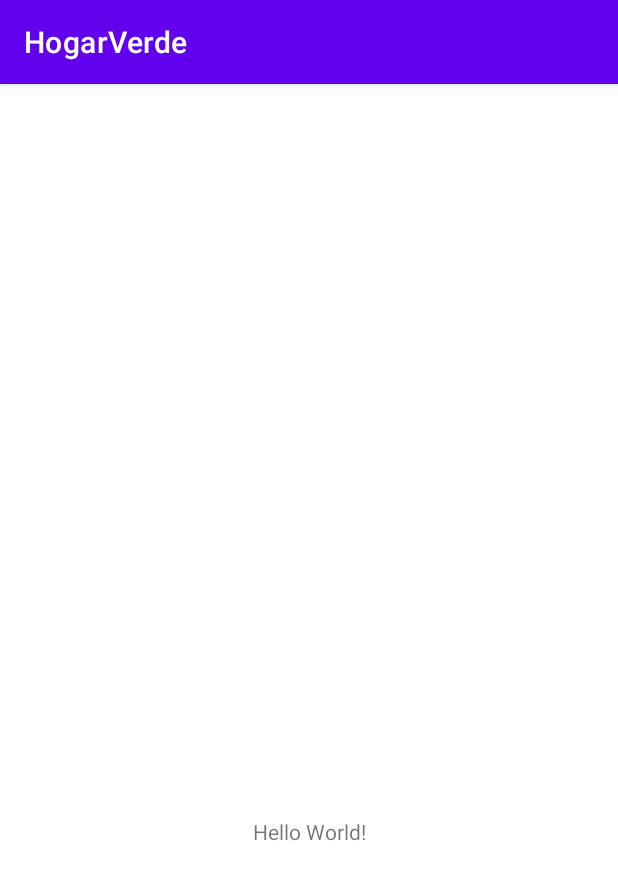
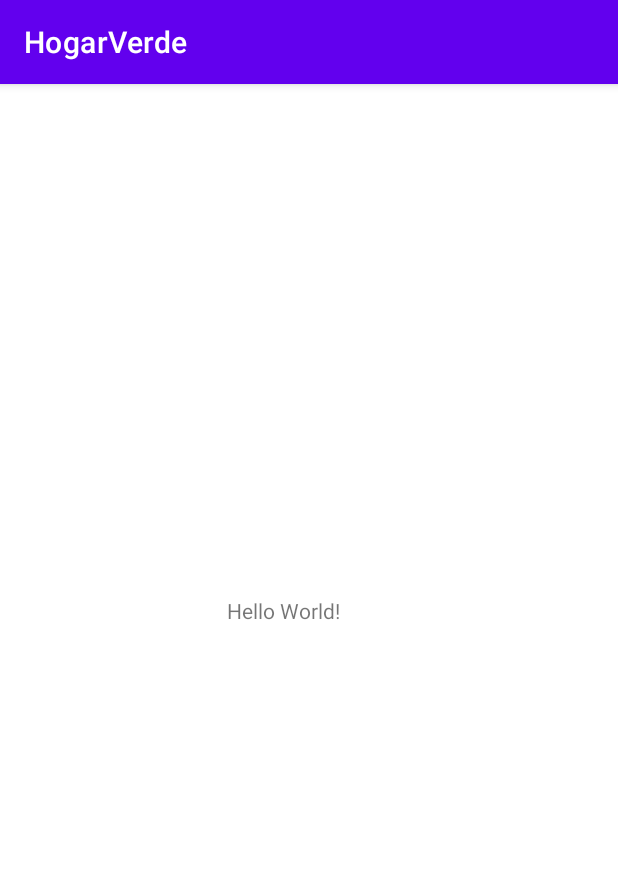
Before and after one commit to JesusGomezPedreros/HogarVerdeprueba1, an Android app: the screen it shows after launch (MainActivity), on a phone screen of 412 x 824 dp. Shown: the top 880 px of the screen. Run offline under Robolectric (Android 15) with nearby library versions, the phone set to English and light mode, and no system bars.

```diff
--- a/app/build.gradle
+++ b/app/build.gradle
@@ -1,6 +1,7 @@
 plugins {
     id 'com.android.application'
     id 'kotlin-android'
+    id 'com.google.gms.google-services'
 }
 
 android {
@@ -32,7 +33,8 @@ android {
 }
 
 dependencies {
-
+    implementation 'com.google.firebase:firebase-analytics-ktx'
+    implementation platform('com.google.firebase:firebase-bom:28.4.1')
     implementation 'androidx.core:core-ktx:1.6.0'
     implementation 'androidx.appcompat:appcompat:1.3.1'
     implementation 'com.google.android.material:material:1.4.0'
--- a/app/src/main/res/layout/activity_main.xml
+++ b/app/src/main/res/layout/activity_main.xml
@@ -12,9 +12,9 @@
         android:text="Hello World!"
         app:layout_constraintBottom_toBottomOf="parent"
         app:layout_constraintEnd_toEndOf="parent"
-        app:layout_constraintHorizontal_bias="0.5"
+        app:layout_constraintHorizontal_bias="0.449"
         app:layout_constraintStart_toStartOf="parent"
         app:layout_constraintTop_toTopOf="parent"
-        app:layout_constraintVertical_bias="0.653" />
+        app:layout_constraintVertical_bias="0.456" />
 
 </androidx.constraintlayout.widget.ConstraintLayout>
--- a/build.gradle
+++ b/build.gradle
@@ -5,6 +5,7 @@ buildscript {
         mavenCentral()
     }
     dependencies {
+        classpath 'com.google.gms:google-services:4.3.10'
         classpath "com.android.tools.build:gradle:7.0.1"
         classpath "org.jetbrains.kotlin:kotlin-gradle-plugin:1.5.31"
 
```
Also changed, not shown: 1 other file.
